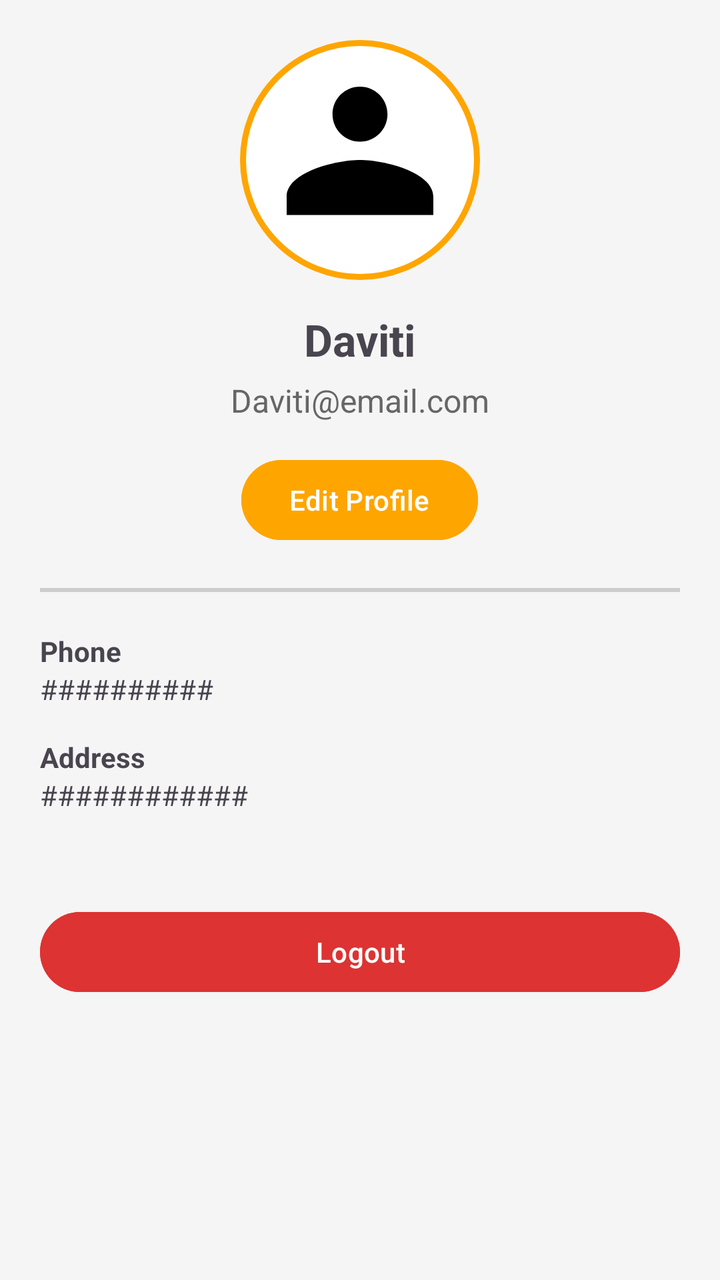
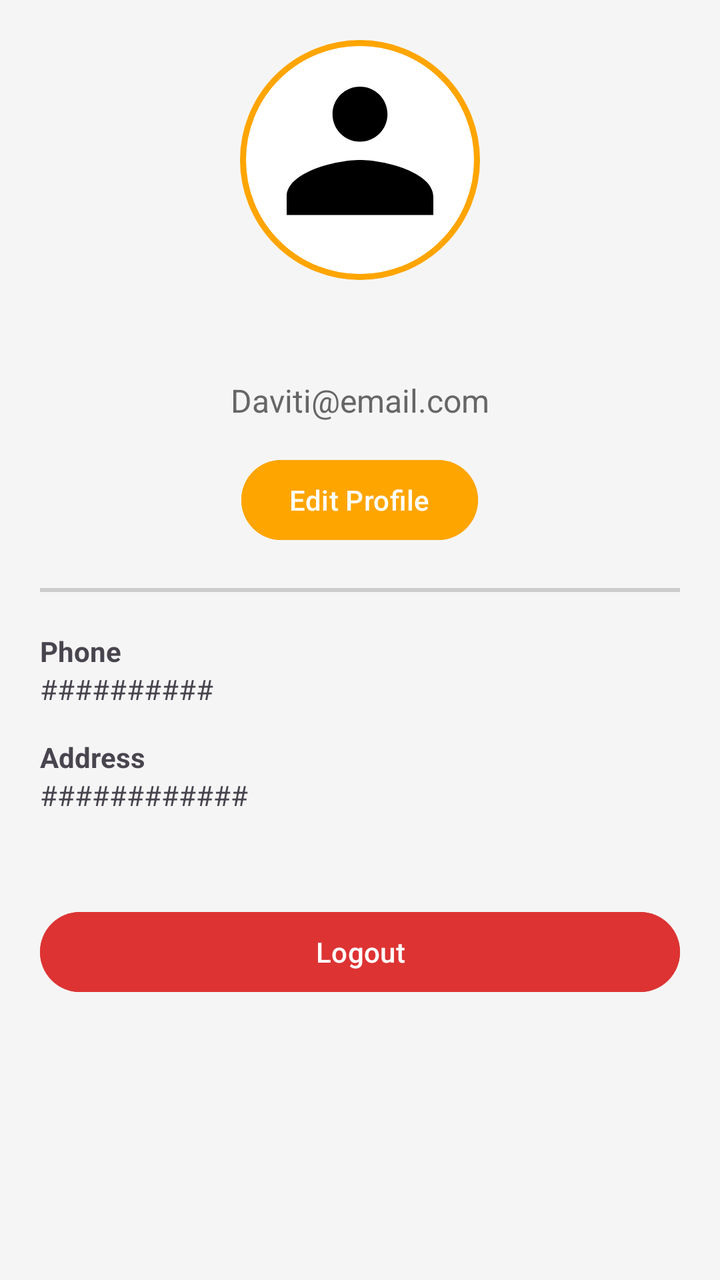

Two renders of the same Android screen: before a commit and after it. Below are the layout's source before the change and the commit's diff.
<!-- AndroidManifest.xml: application theme Theme.Project -->
<!-- res/layout/fragment_profile.xml -->
<?xml version="1.0" encoding="utf-8"?>
<ScrollView xmlns:android="http://schemas.android.com/apk/res/android" android:layout_width="match_parent" android:layout_height="match_parent" android:padding="20dp" android:background="#F5F5F5">

    <LinearLayout android:layout_width="match_parent" android:layout_height="match_parent" android:orientation="vertical" android:gravity="center_horizontal">

        <ImageView android:id="@+id/profileImage" android:layout_width="120dp" android:layout_height="120dp" android:src="@drawable/ic_profile" android:scaleType="centerCrop" android:background="@drawable/circle_bg" android:padding="5dp" />

        <TextView android:id="@+id/profileName" android:layout_width="wrap_content" android:layout_height="wrap_content" android:text="Daviti" android:textSize="22sp" android:textStyle="bold" android:layout_marginTop="15dp" />

        <TextView android:id="@+id/profileEmail" android:layout_width="wrap_content" android:layout_height="wrap_content" android:text="Daviti@email.com" android:textSize="16sp" android:textColor="#666" android:layout_marginTop="5dp" />

        <Button android:id="@+id/btnEditProfile" android:layout_width="wrap_content" android:layout_height="wrap_content" android:text="Edit Profile" android:layout_marginTop="15dp" android:backgroundTint="#FFA500" android:textColor="#FFFFFF" />

        <View android:layout_width="match_parent" android:layout_height="2dp" android:background="#CCCCCC" android:layout_marginTop="20dp" />

        <LinearLayout android:layout_width="match_parent" android:layout_height="wrap_content" android:orientation="vertical" android:layout_marginTop="20dp">

            <TextView android:id="@+id/labelPhone" android:layout_width="wrap_content" android:layout_height="wrap_content" android:text="Phone" android:textStyle="bold"/>


            <TextView android:id="@+id/valuePhone" android:layout_width="wrap_content" android:layout_height="wrap_content" android:text="##########" android:paddingBottom="15dp" />


            <TextView android:id="@+id/labelAddress" android:layout_width="wrap_content" android:layout_height="wrap_content" android:text="Address" android:textStyle="bold" />

            <TextView android:id="@+id/valueAddress" android:layout_width="match_parent" android:layout_height="wrap_content" android:text="############" android:paddingBottom="15dp" />

        </LinearLayout>

        <Button android:id="@+id/btnLogout" android:layout_width="match_parent" android:layout_height="wrap_content" android:text="Logout" android:layout_marginTop="30dp" android:backgroundTint="#DD3333" android:textColor="#FFFFFF" />

    </LinearLayout>

</ScrollView>
<!-- resources referenced by this layout -->
<resources>
  <!-- drawable circle_bg (drawable) -->
  <shape xmlns:android="http://schemas.android.com/apk/res/android"
      android:shape="oval">
      <solid android:color="#FFFFFF" />
      <stroke android:width="3dp" android:color="#FFA500" />
  </shape>
  <!-- drawable ic_profile (drawable) -->
  <vector xmlns:android="http://schemas.android.com/apk/res/android"
      android:width="24dp"
      android:height="24dp"
      android:viewportWidth="24"
      android:viewportHeight="24">
  
      <path
          android:fillColor="#000000"
          android:pathData="M12,12c2.67,0 8,1.34 8,4v2H4v-2c0,-2.66 5.33,-4 8,-4zM12,4c1.66,0 3,1.34 3,3s-1.34,3 -3,3 -3,-1.34 -3,-3 1.34,-3 3,-3z"/>
  </vector>
  <style name="Theme.Project" parent="Base.Theme.Project" />
  <style name="Base.Theme.Project" parent="Theme.Material3.DayNight.NoActionBar">
          
          
      </style>
</resources>

<!-- the commit's change to res/layout/fragment_profile.xml (unified diff, before → after) -->
@@ -5,7 +5,7 @@
 
         <ImageView android:id="@+id/profileImage" android:layout_width="120dp" android:layout_height="120dp" android:src="@drawable/ic_profile" android:scaleType="centerCrop" android:background="@drawable/circle_bg" android:padding="5dp" />
 
-        <TextView android:id="@+id/profileName" android:layout_width="wrap_content" android:layout_height="wrap_content" android:text="Daviti" android:textSize="22sp" android:textStyle="bold" android:layout_marginTop="15dp" />
+        <TextView android:id="@+id/profileName" android:layout_width="wrap_content" android:layout_height="wrap_content" android:textSize="22sp" android:textStyle="bold" android:layout_marginTop="15dp" />
 
         <TextView android:id="@+id/profileEmail" android:layout_width="wrap_content" android:layout_height="wrap_content" android:text="Daviti@email.com" android:textSize="16sp" android:textColor="#666" android:layout_marginTop="5dp" />
 
